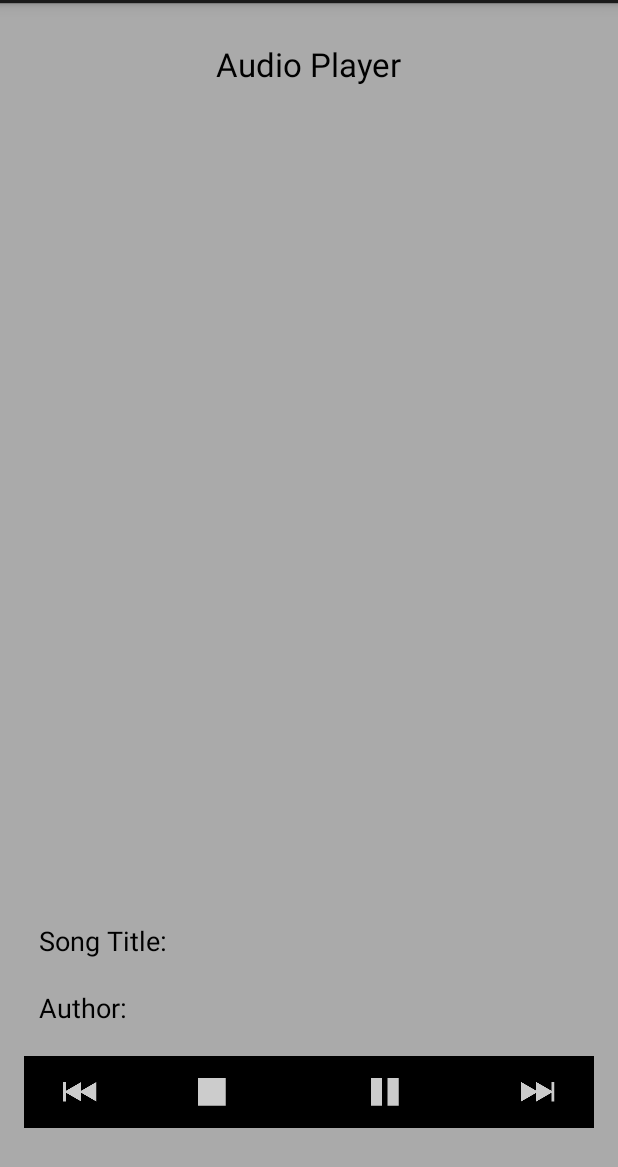
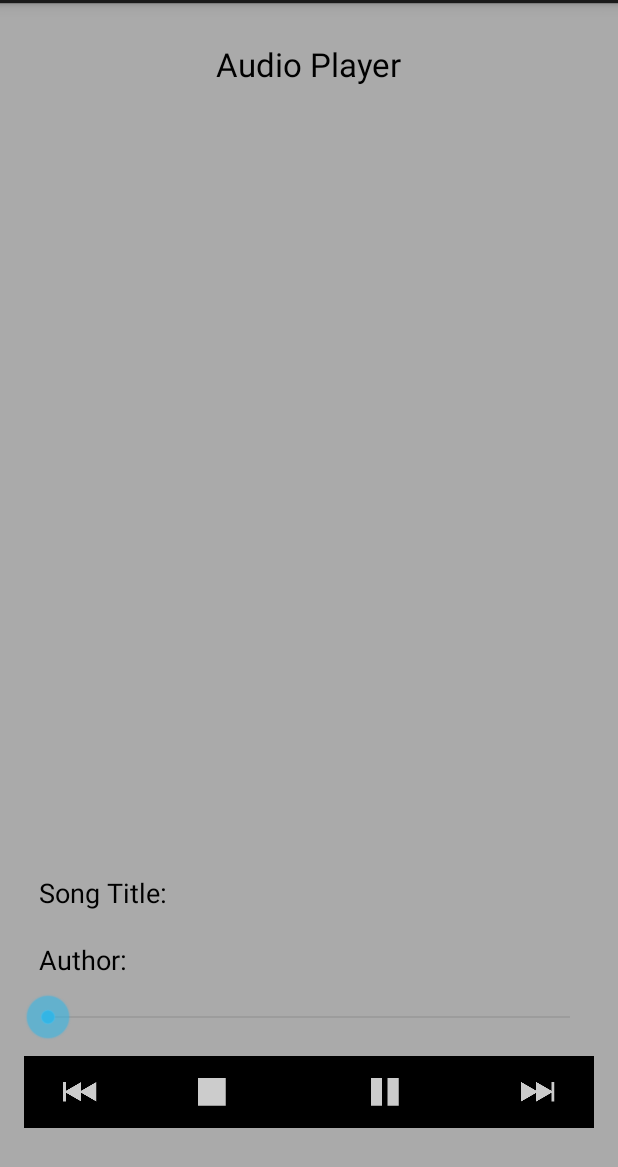
Before and after one commit to ENG618/GarciaEric1410MDF3, an Android app: the screen it shows after launch (MainActivity), on a phone screen of 412 x 824 dp, the part 69-1236 px from its top. Run offline under Robolectric (Android 15) with nearby library versions, the phone set to English and light mode, and no system bars.

Commit message:
Updated fragment layout. Other code clean up.

```diff
--- a/MediaPlayer/app/src/main/java/com/garciaericn/mediaplayer/Song.java
+++ b/MediaPlayer/app/src/main/java/com/garciaericn/mediaplayer/Song.java
@@ -1,4 +1,6 @@
 package com.garciaericn.mediaplayer;
+
+import android.net.Uri;
 
 /**
  * Full Sail University
@@ -7,11 +9,11 @@ package com.garciaericn.mediaplayer;
  */
 public class Song {
 
-    private String songURI;
+    private Uri songURI;
     private String songTitle;
     private String songAuthor;
 
-    public Song(String songURI, String songTitle, String songAuthor) {
+    public Song(Uri songURI, String songTitle, String songAuthor) {
         this.songURI = songURI;
         this.songTitle = songTitle;
         this.songAuthor = songAuthor;
@@ -20,11 +22,11 @@ public class Song {
     // Getter and setter methods
 
 
-    public String getSongURI() {
+    public Uri getSongURI() {
         return songURI;
     }
 
-    public void setSongURI(String songURI) {
+    public void setSongURI(Uri songURI) {
         this.songURI = songURI;
     }
 
--- a/MediaPlayer/app/src/main/java/com/garciaericn/mediaplayer/fragments/AudioPlayerFragment.java
+++ b/MediaPlayer/app/src/main/java/com/garciaericn/mediaplayer/fragments/AudioPlayerFragment.java
@@ -1,7 +1,10 @@
 package com.garciaericn.mediaplayer.fragments;
 
+import android.app.Activity;
 import android.app.Fragment;
+import android.content.Intent;
 import android.media.MediaPlayer;
+import android.net.Uri;
 import android.os.Bundle;
 import android.util.Log;
 import android.view.LayoutInflater;
@@ -10,9 +13,11 @@ import android.view.ViewGroup;
 import android.widget.ImageButton;
 import android.widget.TextView;
 
+import com.garciaericn.mediaplayer.MusicPlayerService;
 import com.garciaericn.mediaplayer.R;
 import com.garciaericn.mediaplayer.Song;
 
+import java.net.URI;
 import java.util.ArrayList;
 import java.util.List;
 
@@ -27,7 +32,6 @@ public class AudioPlayerFragment extends Fragment implements View.OnClickListene
     private static final String SAVE_POSITION = "AudioPlayerFragment.SAVE_POSITION";
 
     private static String packageName;
-    private static boolean isPlaying;
     private static AudioPlayerFragment audioPlayerFragment;
     private MediaPlayer mediaPlayer;
     private boolean mPrepared;
@@ -45,9 +49,9 @@ public class AudioPlayerFragment extends Fragment implements View.OnClickListene
 
         songsArray = new ArrayList<Song>();
 
-        songsArray.add(new Song("android.resource://" + packageName + "/" + R.raw.blown_away, "Blown Away", "Kevin MacLeod"));
-        songsArray.add(new Song("android.resource://" + packageName + "/" + R.raw.carefree, "Carefree", "Kevin MacLeod"));
-        songsArray.add(new Song("android.resource://" + packageName + "/" + R.raw.master_of_the_feast, "Master of the Feast", "Kevin MacLeod"));
+        songsArray.add(new Song(Uri.parse("android.resource://" + packageName + "/" + R.raw.blown_away), "Blown Away", "Kevin MacLeod"));
+        songsArray.add(new Song(Uri.parse("android.resource://" + packageName + "/" + R.raw.carefree), "Carefree", "Kevin MacLeod"));
+//        songsArray.add(new Song("android.resource://" + packageName + "/" + R.raw.master_of_the_feast, "Master of the Feast", "Kevin MacLeod"));
 
         mPrepared = mActivityResumed = false;
         mAudioPosition = 0;
@@ -98,16 +102,14 @@ public class AudioPlayerFragment extends Fragment implements View.OnClickListene
         artistTV.setText(song.getSongAuthor());
     }
 
-/*    @Override
+    @Override
     public void onAttach(Activity activity) {
         super.onAttach(activity);
-        this.activity = (AudioPlayerCallback) activity;
 
-        if (!(AudioPlayerFragment.isPlaying)) {
-            this.activity.playSong();
-            AudioPlayerFragment.isPlaying = true;
-        }
-    }*/
+        // Create intent and start service
+        Intent intent = new Intent(getActivity(), MusicPlayerService.class);
+        activity.startService(intent);
+    }
 /*
 
     @Override
@@ -198,28 +200,34 @@ public class AudioPlayerFragment extends Fragment implements View.OnClickListene
             case R.id.playButton:
                 Log.i(TAG, "Play/Pause button pressed");
                 ImageButton playPause = (ImageButton) getView().findViewById(R.id.playButton);
-                if (AudioPlayerFragment.isPlaying) {
+                if (MusicPlayerService.isPlaying) {
+                    // Change pause button to play
                     playPause.setImageResource(R.drawable.ic_action_play);
-                    AudioPlayerFragment.isPlaying = false;
-//                    activity.pauseSong();
+                    // TODO: Pause from service
                     onPause();
                 } else {
+//                    // Create service and start service
+//                    Intent intent = new Intent(getActivity(), MusicPlayerService.class);
+//                    getActivity().startService(intent);
+
+                    // Change pause button to pause
                     playPause.setImageResource(R.drawable.ic_action_pause);
-                    AudioPlayerFragment.isPlaying = true;
-//                    activity.playSong();
+                    // TODO: Call resume from service
                     onResume();
                 }
                 break;
             case R.id.stopButton:
                 Log.i(TAG, "Stop button pressed");
-//                activity.stopSong();
+                //TODO: Stop from service
                 onStop();
                 break;
             case R.id.previousButton:
                 Log.i(TAG, "Previous button pressed");
+                // TODO: Previous from service
                 break;
             case R.id.nextButton:
                 Log.i(TAG, "Next button pressed");
+                // TODO: Next from service
                 break;
             default:
                 break;
--- a/MediaPlayer/app/src/main/res/layout/fragment_audio_player.xml
+++ b/MediaPlayer/app/src/main/res/layout/fragment_audio_player.xml
@@ -16,17 +16,21 @@
         android:layout_centerHorizontal="true"/>
 
     <ImageView
-        android:layout_width="500px"
-        android:layout_height="500px"
+        android:layout_width="fill_parent"
+        android:layout_height="wrap_content"
+        android:layout_margin="16dp"
         android:padding="16dp"
         android:layout_centerHorizontal="true"
-        android:layout_below="@+id/titleAudioPlayer" />
+        android:layout_below="@id/titleAudioPlayer"
+        android:id="@+id/albumArt" />
 
     <TableLayout
         android:layout_width="fill_parent"
         android:layout_height="wrap_content"
         android:id="@+id/detailsTable"
-        android:layout_above="@+id/controls">
+        android:layout_above="@+id/seekBar"
+        android:layout_alignParentLeft="true"
+        android:layout_alignParentStart="true" >
 
         <TableRow android:padding="10dp">
             <TextView
@@ -41,8 +45,10 @@
                 android:layout_weight="2"
                 android:ems="10"
                 android:id="@+id/titleTV"
+                android:paddingStart="5dp"
+                android:paddingEnd="5dp"
                 android:paddingLeft="5dp" />
-        </TableRow>`
+        </TableRow>
 
         <TableRow android:padding="10dp">
             <TextView
@@ -57,10 +63,20 @@
                 android:layout_weight="2"
                 android:ems="10"
                 android:id="@+id/authorTV"
+                android:paddingStart="5dp"
+                android:paddingEnd="5dp"
                 android:paddingLeft="5dp" />
         </TableRow>
 
-        </TableLayout>
+    </TableLayout>
+
+    <SeekBar
+        android:layout_width="match_parent"
+        android:layout_height="wrap_content"
+        android:id="@+id/seekBar"
+        android:layout_above="@+id/controls"
+        android:layout_alignParentLeft="true"
+        android:layout_alignParentStart="true" />
 
     <LinearLayout
         android:layout_width="fill_parent"
@@ -110,7 +126,7 @@
             android:layout_height="wrap_content"
             android:layout_weight="1"
             android:src="@drawable/ic_action_next"
-            android:contentDescription="Next"
+            android:contentDescription="@string/button_next"
             android:id="@+id/nextButton"
             android:background="@android:color/background_dark" />
 
--- a/MediaPlayer/app/src/main/res/values/strings.xml
+++ b/MediaPlayer/app/src/main/res/values/strings.xml
@@ -13,5 +13,6 @@
     <string name="button_previous">Previous</string>
     <string name="label_author">Author: </string>
     <string name="label_title">Song Title: </string>
+    <string name="button_next">Next</string>
 
 </resources>
```
Also changed, not shown: MediaPlayer/app/src/main/java/com/garciaericn/mediaplayer/MusicPlayerService.java (+6 -81 lines).
